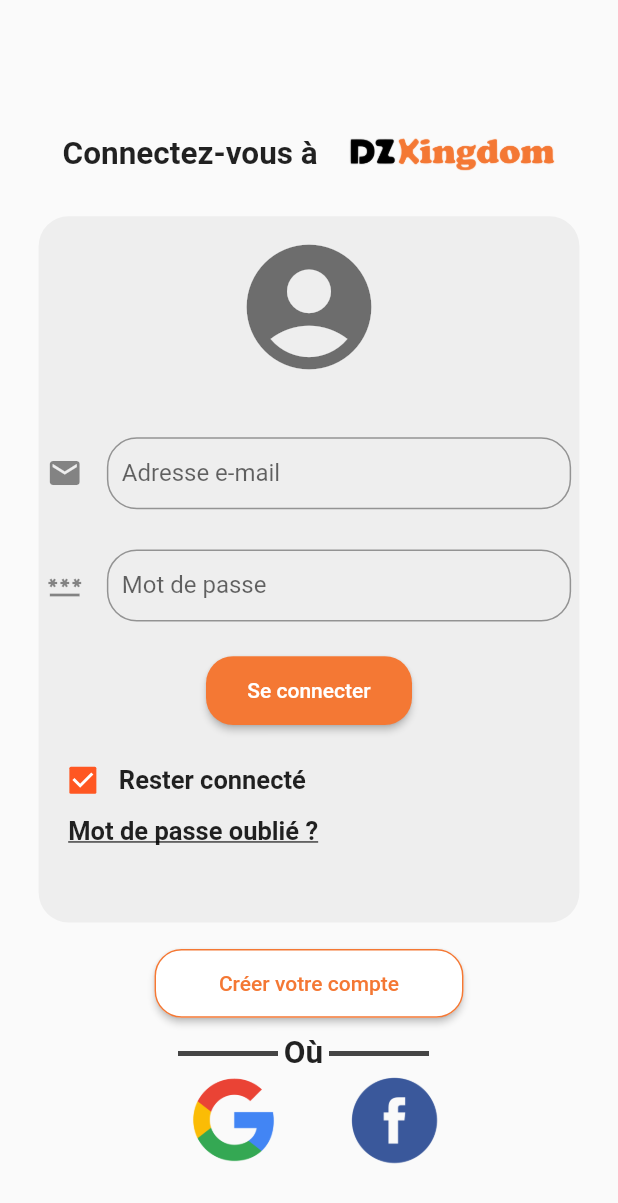
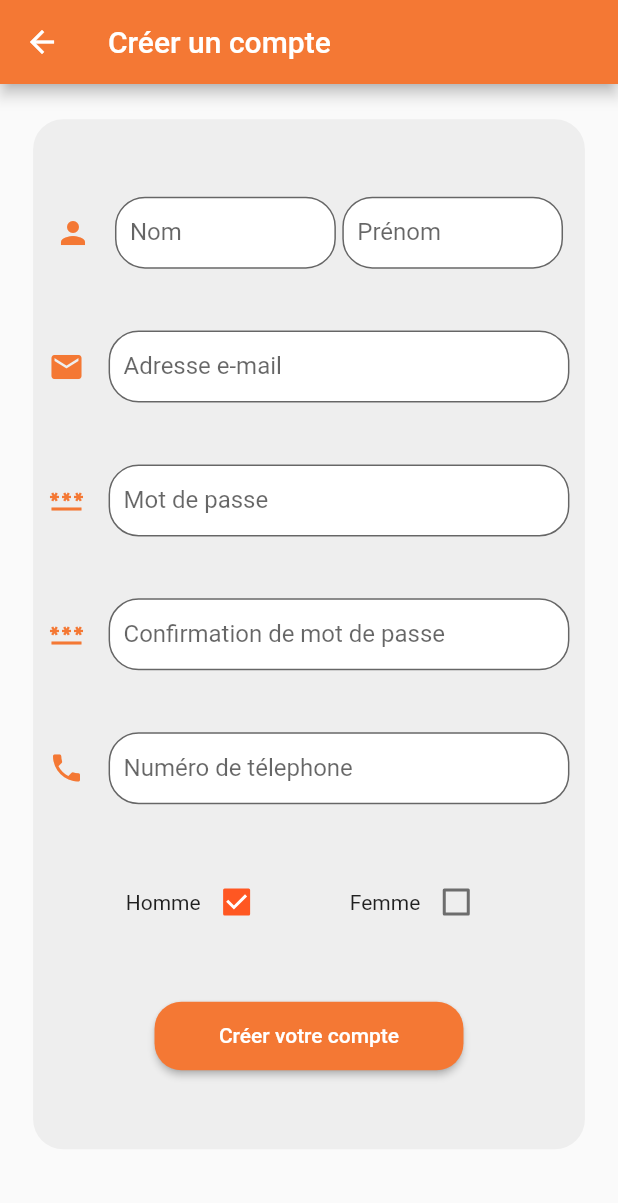
Before and after one commit to aminelasheb/dzkingdom, a Flutter app: the screen it shows after launch, after a tap on "Créer votre compte", on a phone screen of 412 x 824 dp. Shown: the top 1203 px of the screen. Run offline on Flutter 3.47's test engine with Material 2 defaults, Android fonts, the phone set to English and light mode, and no system bars.

Commit message:
Sign-up UI

```diff
--- a/lib/main.dart
+++ b/lib/main.dart
@@ -1,4 +1,5 @@
 import 'package:dzkingdom/screens/sign_in.dart';
+import 'package:dzkingdom/screens/sign_up.dart';
 import 'package:flutter/material.dart';
 
 void main() {
--- a/lib/screens/sign_in.dart
+++ b/lib/screens/sign_in.dart
@@ -1,3 +1,4 @@
+import 'package:dzkingdom/screens/sign_up.dart';
 import 'package:flutter/cupertino.dart';
 import 'package:flutter/material.dart';
 
@@ -64,13 +65,15 @@
                         child: TextFormField(
                           keyboardType: TextInputType.emailAddress,
                           decoration: InputDecoration(
+                                                        fillColor: Colors.white, filled: true,
+
                             contentPadding: EdgeInsets.fromLTRB(10, 8, 10, 8),
                             labelText: 'Adresse e-mail',
 
                             hintText: 'Entrer votre e-mail',
                             border: OutlineInputBorder(borderRadius: BorderRadius.circular(20.0)),
                             icon: Icon(
-                              Icons.email,
+                              Icons.email,color: Color(0xfff47834),
                             ),
                           ),
                         ),
@@ -84,12 +87,14 @@
                           keyboardType: TextInputType.visiblePassword,
                           obscureText: true,
                           decoration: InputDecoration(
+                                                        fillColor: Colors.white, filled: true,
+
                             contentPadding: EdgeInsets.fromLTRB(10, 8, 10, 8),
                             labelText: 'Mot de passe',
                             hintText: 'Entrer votre mot de passe' ,
                             border: OutlineInputBorder(borderRadius: BorderRadius.circular(20.0)),
                             icon: Icon(
-                              Icons.password,
+                              Icons.password,color: Color(0xfff47834),
                             ),
                           ),
                         ),
@@ -141,7 +146,10 @@
 
                 ElevatedButton(
                   child: Text("Créer votre compte"),
-                  onPressed: () {},
+                  onPressed: () {
+Navigator.push(context, MaterialPageRoute(builder: (context)=> sign_up()));
+
+                  },
                   style: ElevatedButton.styleFrom(
                     fixedSize: Size(sizee.width/2, sizee.height/18),
 
--- /dev/null
+++ b/lib/screens/sign_up.dart
@@ -0,0 +1,199 @@
+import 'package:flutter/material.dart';
+
+
+class sign_up extends StatefulWidget {
+  const sign_up({ Key? key }) : super(key: key);
+
+  @override
+  _sign_upState createState() => _sign_upState();
+}
+
+class _sign_upState extends State<sign_up> {
+    get sizee => MediaQuery.of(context).size ;
+  bool isCheckH = true ;
+  bool isCheckF = false ;
+
+  @override
+  Widget build(BuildContext context) {
+    return GestureDetector(
+       onTap : () => FocusScope.of(context).unfocus(),
+      child: Scaffold(
+        appBar: AppBar(
+          title: Text("Créer un compte" ,style: TextStyle(color: Colors.white),),
+          backgroundColor: Color(0xfff47834),
+
+        ),
+        body:
+         SingleChildScrollView(
+           child: Center(
+             child: Container(
+               margin: EdgeInsets.only(top: sizee.height/35),
+               alignment: Alignment.center,
+                decoration: BoxDecoration(
+                        color: Colors.grey[200],
+
+                        borderRadius: BorderRadius.circular(20),
+                      ),
+              height: sizee.height/1.2,
+              width: sizee.width/1.12,
+              padding: EdgeInsets.all(sizee.height/80),
+              child: Column(
+                                 mainAxisAlignment: MainAxisAlignment.spaceEvenly,
+
+                children: [
+                Container(
+                  child: Row(
+                 mainAxisAlignment: MainAxisAlignment.spaceEvenly,
+
+                    children: [
+                      Container(
+                        width: sizee.width/2.2,
+                        child: TextFormField(
+                              decoration: InputDecoration(
+                                                            fillColor: Colors.white, filled: true,
+
+                           contentPadding: EdgeInsets.fromLTRB(10, 8, 10, 8),
+                                labelText: 'Nom',
+                                hintText: 'Nom',
+                                border: OutlineInputBorder(borderRadius: BorderRadius.circular(20.0)),
+                                icon: Icon(
+                                  Icons.person,color: Color(0xfff47834),
+                                ),
+                              ),
+                            ),
+                      ),
+
+                          Container(
+                                                  width: sizee.width/2.8,
+
+                            child: TextFormField(
+
+                              decoration: InputDecoration(
+                                                            fillColor: Colors.white, filled: true,
+
+                            contentPadding: EdgeInsets.fromLTRB(10, 8, 10, 8),
+                                labelText: 'Prénom',
+                                hintText: 'Prénom',
+                                border: OutlineInputBorder(borderRadius: BorderRadius.circular(20.0)),
+
+                              ),
+                            ),
+                          ),
+                    ],
+                  ),
+
+
+                ),
+
+
+                TextFormField(
+                          keyboardType: TextInputType.emailAddress,
+                          decoration: InputDecoration(
+                                                        fillColor: Colors.white, filled: true,
+
+                            contentPadding: EdgeInsets.fromLTRB(10, 8, 10, 8),
+                            labelText: 'Adresse e-mail',
+
+                            hintText: 'Entrer votre e-mail',
+                            border: OutlineInputBorder(borderRadius: BorderRadius.circular(20.0)),
+                            icon: Icon(
+                              Icons.email,color: Color(0xfff47834),
+                            ),
+                          ),
+                        ),
+           TextFormField(
+                          keyboardType: TextInputType.visiblePassword,
+                          obscureText: true,
+                          decoration: InputDecoration(
+                                                        fillColor: Colors.white, filled: true,
+
+                            contentPadding: EdgeInsets.fromLTRB(10, 8, 10, 8),
+                            labelText: 'Mot de passe',
+                            hintText: 'Entrer votre mot de passe' ,
+                            border: OutlineInputBorder(borderRadius: BorderRadius.circular(20.0)),
+                            icon: Icon(
+                              Icons.password,color: Color(0xfff47834),
+                            ),
+                          ),
+                        ),
+                        TextFormField(
+                          keyboardType: TextInputType.visiblePassword,
+                          obscureText: true,
+                          decoration: InputDecoration(
+                                                        fillColor: Colors.white, filled: true,
+
+                            contentPadding: EdgeInsets.fromLTRB(10, 8, 10, 8),
+                            labelText: 'Confirmation de mot de passe',
+                            hintText: 'Confirmer votre mot de passe' ,
+                            border: OutlineInputBorder(borderRadius: BorderRadius.circular(20.0)),
+                            icon: Icon(
+                              Icons.password,color: Color(0xfff47834),
+                            ),
+                          ),
+                        ),
+
+
+                        TextFormField(
+
+                          keyboardType: TextInputType.emailAddress,
+                          decoration: InputDecoration(
+                            fillColor: Colors.white, filled: true,
+                            contentPadding: EdgeInsets.fromLTRB(10, 8, 10, 8),
+                            labelText: 'Numéro de télephone',
+
+                            hintText: 'Entrer votre numéro de télephone',
+                            border: OutlineInputBorder(borderRadius: BorderRadius.circular(20.0)),
+                            icon: Icon(
+                              Icons.phone,color: Color(0xfff47834),
+                            ),
+                          ),
+                        ),
+                        Row(
+                                                           mainAxisAlignment: MainAxisAlignment.spaceEvenly,
+
+                          children: [
+                            Row(children: [
+                              Text("Homme") ,
+                                Checkbox(
+      value: isCheckH,
+      onChanged: (bool? value) {
+      setState(() {
+      isCheckH = value!;
+      });}
+                          ),
+                            ],) ,
+                            Row(children: [
+                              Text("Femme") ,
+                                Checkbox(
+      value: isCheckF,
+      onChanged: (bool? value) {
+      setState(() {
+      isCheckF = value!;
+      });}
+                          ),
+                            ],)
+                          ],
+                        ) ,
+
+                        ElevatedButton(
+                          child: Text("Créer votre compte"),
+                          onPressed: () {},
+                          style: ElevatedButton.styleFrom(
+                            fixedSize: Size(sizee.width/2, sizee.height/18),
+                            primary: Color(0xfff47834),
+                            onPrimary: Colors.white,
+                            shape: RoundedRectangleBorder(
+                              borderRadius: BorderRadius.circular(18.0),
+                            ),
+                          ),
+                        )
+                ],
+              ),
+                 ),
+           ),
+         ),
+
+      ),
+    );
+  }
+}
```
